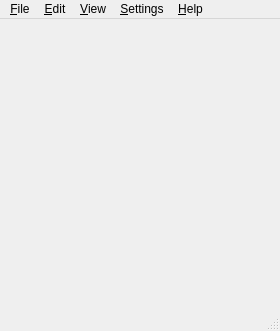
Above: src/ui/mainwindow.ui from hakaishi/nobleNote before the change. Below: the same form after it.
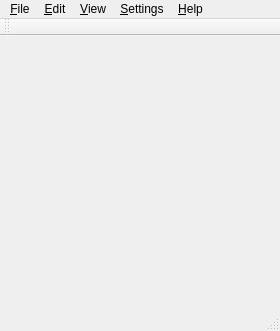
That is the form after the change. Icons and pictures are not drawn.

Commit message: simplified the toolbar for the main window and removed redundant code

Patch:
```diff
--- a/src/ui/mainwindow.ui
+++ b/src/ui/mainwindow.ui
@@ -78,6 +78,17 @@
    <addaction name="menu_Settings"/>
    <addaction name="menu_Help"/>
   </widget>
+  <widget class="QToolBar" name="toolBar">
+   <property name="windowTitle">
+    <string>toolBar</string>
+   </property>
+   <attribute name="toolBarArea">
+    <enum>TopToolBarArea</enum>
+   </attribute>
+   <attribute name="toolBarBreak">
+    <bool>false</bool>
+   </attribute>
+  </widget>
   <action name="actionOpen">
    <property name="text">
     <string>&amp;Open</string>
```
Left out of the diff: 40 changed lines with no effect on the pictures. The commit also changes 6 other files.
